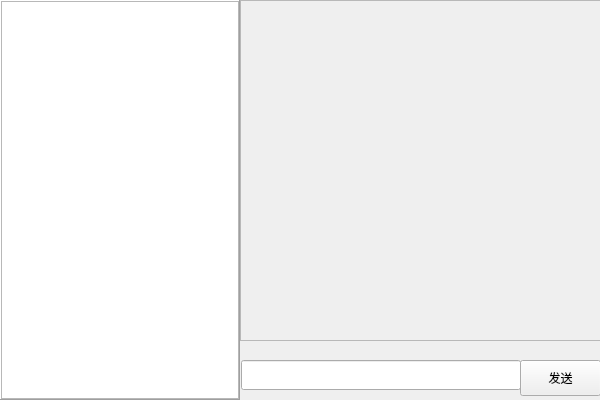
Qt form uis/ui_webchatmain.ui (yaoyao-magedu/20190326-WebChat) before a commit.
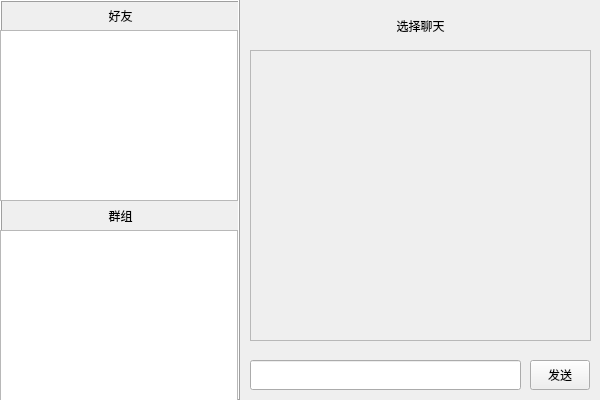
The same form after that commit.

The edit to the form file:
```diff
--- a/uis/ui_webchatmain.ui
+++ b/uis/ui_webchatmain.ui
@@ -10,6 +10,24 @@
                 <height>400</height>
             </rect>
         </property>
+  <property name="sizePolicy">
+   <sizepolicy hsizetype="Fixed" vsizetype="Fixed">
+    <horstretch>0</horstretch>
+    <verstretch>0</verstretch>
+   </sizepolicy>
+  </property>
+  <property name="minimumSize">
+   <size>
+    <width>600</width>
+    <height>400</height>
+   </size>
+  </property>
+  <property name="maximumSize">
+   <size>
+    <width>600</width>
+    <height>400</height>
+   </size>
+  </property>
         <property name="windowTitle">
             <string>Form</string>
         </property>
@@ -31,21 +49,63 @@
             <widget class="QListView" name="listView">
                 <property name="geometry">
                     <rect>
-                        <x>1</x>
-                        <y>1</y>
+      <x>0</x>
+      <y>230</y>
                         <width>238</width>
-                        <height>398</height>
+      <height>171</height>
                     </rect>
                 </property>
             </widget>
+   <widget class="QLabel" name="friend_lable">
+    <property name="geometry">
+     <rect>
+      <x>0</x>
+      <y>0</y>
+      <width>241</width>
+      <height>31</height>
+     </rect>
+    </property>
+    <property name="text">
+     <string>好友</string>
+    </property>
+    <property name="alignment">
+     <set>Qt::AlignCenter</set>
+    </property>
+   </widget>
+   <widget class="QListView" name="friends">
+    <property name="geometry">
+     <rect>
+      <x>0</x>
+      <y>30</y>
+      <width>238</width>
+      <height>171</height>
+     </rect>
+    </property>
+   </widget>
+   <widget class="QLabel" name="group_lable">
+    <property name="geometry">
+     <rect>
+      <x>0</x>
+      <y>200</y>
+      <width>241</width>
+      <height>31</height>
+     </rect>
+    </property>
+    <property name="text">
+     <string>群组</string>
+    </property>
+    <property name="alignment">
+     <set>Qt::AlignCenter</set>
+    </property>
+   </widget>
         </widget>
         <widget class="QScrollArea" name="scrollArea">
             <property name="geometry">
                 <rect>
-                    <x>240</x>
-                    <y>0</y>
-                    <width>361</width>
-                    <height>341</height>
+     <x>250</x>
+     <y>50</y>
+     <width>341</width>
+     <height>291</height>
                 </rect>
             </property>
             <property name="widgetResizable">
@@ -56,8 +116,8 @@
                     <rect>
                         <x>0</x>
                         <y>0</y>
-                        <width>359</width>
-                        <height>339</height>
+      <width>339</width>
+      <height>289</height>
                     </rect>
                 </property>
             </widget>
@@ -65,9 +125,9 @@
         <widget class="QLineEdit" name="lineEdit">
             <property name="geometry">
                 <rect>
-                    <x>241</x>
+     <x>250</x>
                     <y>360</y>
-                    <width>280</width>
+     <width>271</width>
                     <height>30</height>
                 </rect>
             </property>
@@ -75,16 +135,38 @@
         <widget class="QPushButton" name="pushButton">
             <property name="geometry">
                 <rect>
-                    <x>520</x>
+     <x>530</x>
                     <y>360</y>
-                    <width>81</width>
-                    <height>36</height>
+     <width>60</width>
+     <height>30</height>
                 </rect>
             </property>
             <property name="text">
                 <string>发送</string>
             </property>
         </widget>
+  <widget class="QLabel" name="chatname">
+   <property name="geometry">
+    <rect>
+     <x>250</x>
+     <y>10</y>
+     <width>341</width>
+     <height>31</height>
+    </rect>
+   </property>
+   <property name="sizePolicy">
+    <sizepolicy hsizetype="Fixed" vsizetype="Fixed">
+     <horstretch>0</horstretch>
+     <verstretch>0</verstretch>
+    </sizepolicy>
+   </property>
+   <property name="text">
+    <string>选择聊天</string>
+   </property>
+   <property name="alignment">
+    <set>Qt::AlignCenter</set>
+   </property>
+  </widget>
     </widget>
     <resources/>
     <connections/>
```
Left out of the diff: 4 changed lines with no effect on the pictures. Lines whose indentation alone changed are shown as unchanged.
